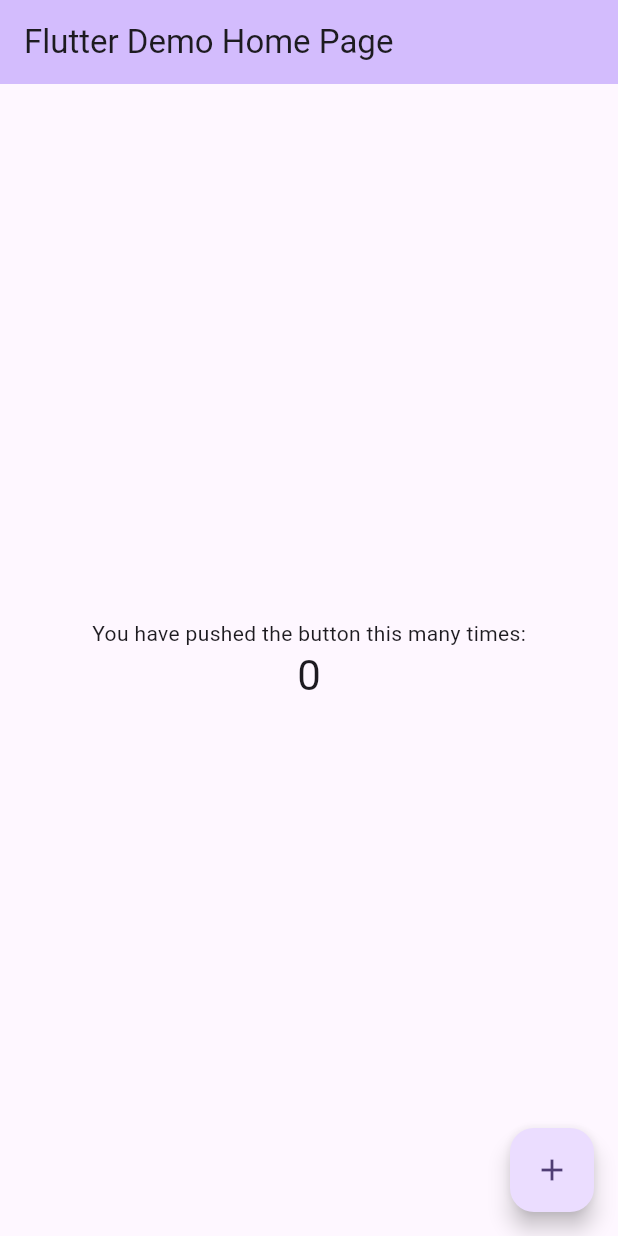
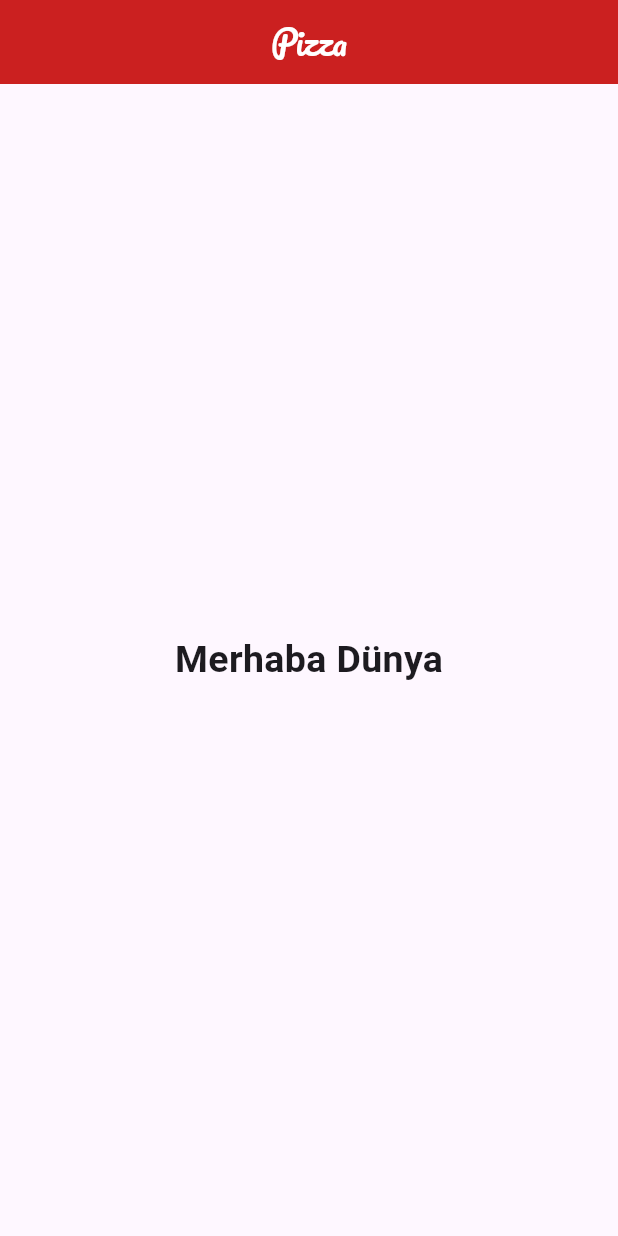
Before and after one commit to beratergnn/flutter_bootcamp2023, a Flutter app: the screen it shows after launch, on a phone screen of 412 x 824 dp. Run offline on Flutter 3.47's test engine with Material 2 defaults, Android fonts, the phone set to English and light mode, and no system bars.

Commit message:
day 4 finish

```diff
--- /dev/null
+++ b/lib/day_4/day_4_2&3/colors.dart
@@ -0,0 +1,5 @@
+import 'dart:ui';
+
+var mainColor = const Color(0xFFCB2020);
+var textColorOne = const Color(0xFFFFFFFF);
+var textColorTwo = const Color(0xFF636363);
--- /dev/null
+++ b/lib/day_4/day_4_2&3/main_page.dart
@@ -0,0 +1,41 @@
+import 'package:flutter/material.dart';
+import 'package:flutter_bootcamp2023/day_4/day_4_2&3/colors.dart';
+
+class MainPage extends StatefulWidget {
+  const MainPage({super.key});
+
+  @override
+  State<MainPage> createState() => _MainPageState();
+}
+
+class _MainPageState extends State<MainPage> {
+  @override
+  Widget build(BuildContext context) {
+    return Scaffold(
+      appBar: AppBar(
+        title: Text(
+          'Pizza',
+          style: TextStyle(
+            color: textColorOne,
+            fontFamily: "Pacifico",
+            fontSize: 22,
+          ),
+        ),
+        centerTitle: true,
+        backgroundColor: mainColor,
+      ),
+      body: Center(
+        // Yatayda ortalama
+        child: Column(
+          mainAxisAlignment: MainAxisAlignment.center, // Dikeyde ortalama
+          children: [
+            Text(
+              'Merhaba Dünya',
+              style: TextStyle(fontWeight: FontWeight.bold, fontSize: 25),
+            ),
+          ],
+        ),
+      ),
+    );
+  }
+}
--- a/lib/main.dart
+++ b/lib/main.dart
@@ -1,4 +1,5 @@
 import 'package:flutter/material.dart';
+import 'package:flutter_bootcamp2023/day_4/day_4_2&3/main_page.dart';
 
 void main() {
   runApp(const MyApp());
@@ -7,119 +8,17 @@ void main() {
 class MyApp extends StatelessWidget {
   const MyApp({super.key});
 
-  // This widget is the root of your application.
   @override
   Widget build(BuildContext context) {
     return MaterialApp(
       title: 'Flutter Demo',
+      // Sağ üstteki debug yazısını kaldırmak için
+      debugShowCheckedModeBanner: false,
       theme: ThemeData(
-        // This is the theme of your application.
-        //
-        // TRY THIS: Try running your application with "flutter run". You'll see
-        // the application has a blue toolbar. Then, without quitting the app,
-        // try changing the seedColor in the colorScheme below to Colors.green
-        // and then invoke "hot reload" (save your changes or press the "hot
-        // reload" button in a Flutter-supported IDE, or press "r" if you used
-        // the command line to start the app).
-        //
-        // Notice that the counter didn't reset back to zero; the application
-        // state is not lost during the reload. To reset the state, use hot
-        // restart instead.
-        //
-        // This works for code too, not just values: Most code changes can be
-        // tested with just a hot reload.
         colorScheme: ColorScheme.fromSeed(seedColor: Colors.deepPurple),
         useMaterial3: true,
       ),
-      home: const MyHomePage(title: 'Flutter Demo Home Page'),
+      home: MainPage(),
     );
   }
 }
-
-class MyHomePage extends StatefulWidget {
-  const MyHomePage({super.key, required this.title});
-
-  // This widget is the home page of your application. It is stateful, meaning
-  // that it has a State object (defined below) that contains fields that affect
-  // how it looks.
-
-  // This class is the configuration for the state. It holds the values (in this
-  // case the title) provided by the parent (in this case the App widget) and
-  // used by the build method of the State. Fields in a Widget subclass are
-  // always marked "final".
-
-  final String title;
-
-  @override
-  State<MyHomePage> createState() => _MyHomePageState();
-}
-
-class _MyHomePageState extends State<MyHomePage> {
-  int _counter = 0;
-
-  void _incrementCounter() {
-    setState(() {
-      // This call to setState tells the Flutter framework that something has
-      // changed in this State, which causes it to rerun the build method below
-      // so that the display can reflect the updated values. If we changed
-      // _counter without calling setState(), then the build method would not be
-      // called again, and so nothing would appear to happen.
-      _counter++;
-    });
-  }
-
-  @override
-  Widget build(BuildContext context) {
-    // This method is rerun every time setState is called, for instance as done
-    // by the _incrementCounter method above.
-    //
-    // The Flutter framework has been optimized to make rerunning build methods
-    // fast, so that you can just rebuild anything that needs updating rather
-    // than having to individually change instances of widgets.
-    return Scaffold(
-      appBar: AppBar(
-        // TRY THIS: Try changing the color here to a specific color (to
-        // Colors.amber, perhaps?) and trigger a hot reload to see the AppBar
-        // change color while the other colors stay the same.
-        backgroundColor: Theme.of(context).colorScheme.inversePrimary,
-        // Here we take the value from the MyHomePage object that was created by
-        // the App.build method, and use it to set our appbar title.
-        title: Text(widget.title),
-      ),
-      body: Center(
-        // Center is a layout widget. It takes a single child and positions it
-        // in the middle of the parent.
-        child: Column(
-          // Column is also a layout widget. It takes a list of children and
-          // arranges them vertically. By default, it sizes itself to fit its
-          // children horizontally, and tries to be as tall as its parent.
-          //
-          // Column has various properties to control how it sizes itself and
-          // how it positions its children. Here we use mainAxisAlignment to
-          // center the children vertically; the main axis here is the vertical
-          // axis because Columns are vertical (the cross axis would be
-          // horizontal).
-          //
-          // TRY THIS: Invoke "debug painting" (choose the "Toggle Debug Paint"
-          // action in the IDE, or press "p" in the console), to see the
-          // wireframe for each widget.
-          mainAxisAlignment: MainAxisAlignment.center,
-          children: <Widget>[
-            const Text(
-              'You have pushed the button this many times:',
-            ),
-            Text(
-              '$_counter',
-              style: Theme.of(context).textTheme.headlineMedium,
-            ),
-          ],
-        ),
-      ),
-      floatingActionButton: FloatingActionButton(
-        onPressed: _incrementCounter,
-        tooltip: 'Increment',
-        child: const Icon(Icons.add),
-      ), // This trailing comma makes auto-formatting nicer for build methods.
-    );
-  }
-}
```
Also changed, not shown: lib/day_4/day_4_2&3/info.txt (added, +22 -0 lines), pubspec.yaml (+43 -48 lines), fonts/Pacifico-Regular.ttf (added).
